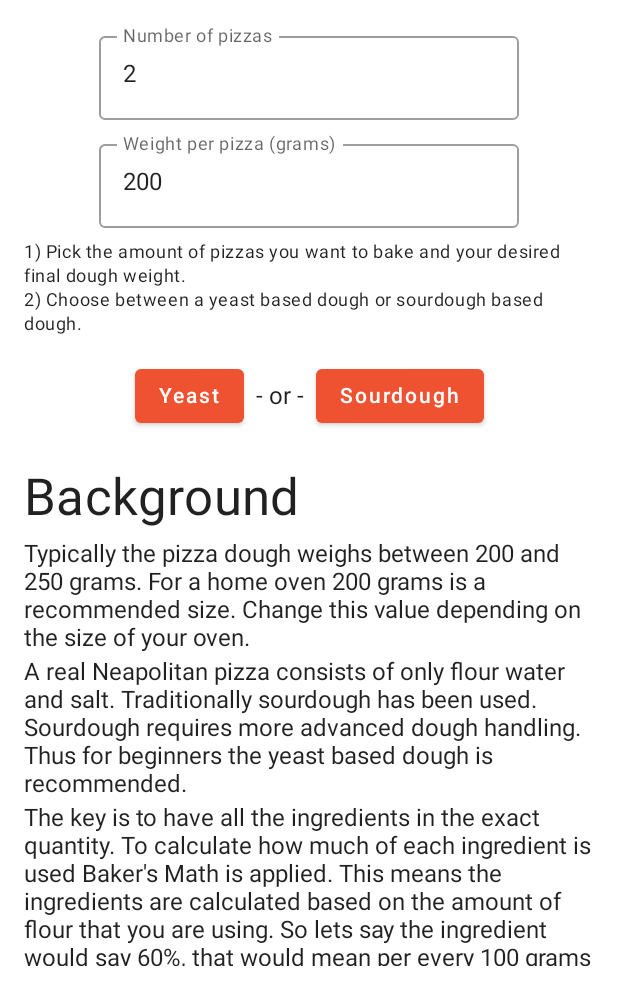
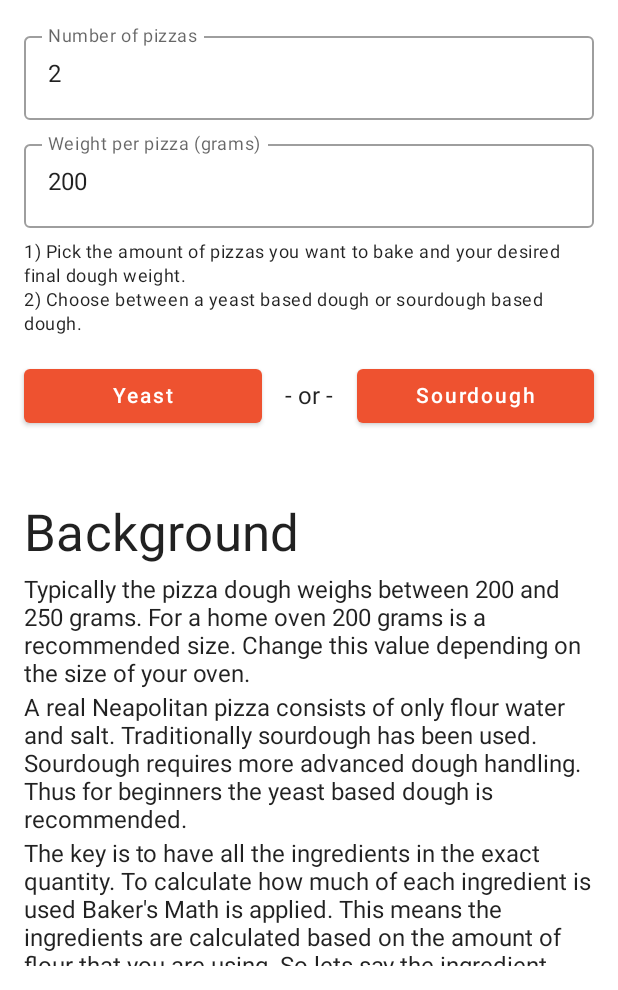
Before and after one commit to SmasSive/PizzaCalculator, an Android app built with Jetpack Compose: the screen it shows after launch (MainActivity), on a phone screen of 412 x 824 dp, the part 246-1236 px from its top. Run offline under Robolectric (Android 15) with nearby library versions, the phone set to English and light mode, and no system bars.

Commit message:
Cosmetic changes

```diff
--- a/app/src/main/java/com/smassive/pizzacalculator/config/ui/screen/PizzaDoughConfigScreen.kt
+++ b/app/src/main/java/com/smassive/pizzacalculator/config/ui/screen/PizzaDoughConfigScreen.kt
@@ -1,6 +1,7 @@
 package com.smassive.pizzacalculator.config.ui.screen
 
 import androidx.compose.foundation.Image
+import androidx.compose.foundation.layout.Arrangement
 import androidx.compose.foundation.layout.Column
 import androidx.compose.foundation.layout.Row
 import androidx.compose.foundation.layout.Spacer
@@ -32,6 +33,7 @@ import androidx.compose.ui.text.font.FontWeight
 import androidx.compose.ui.text.input.ImeAction
 import androidx.compose.ui.text.input.KeyboardType
 import androidx.compose.ui.text.input.TextFieldValue
+import androidx.compose.ui.text.style.TextAlign
 import androidx.compose.ui.tooling.preview.Preview
 import androidx.compose.ui.unit.dp
 import com.smassive.pizzacalculator.R
@@ -92,6 +94,7 @@ fun PizzaDoughConfigScreen(
       },
       keyboardActions = KeyboardActions(onNext = { focusManager.moveFocus(FocusDirection.Down) }),
       keyboardOptions = KeyboardOptions.Default.copy(keyboardType = KeyboardType.Number, imeAction = ImeAction.Next),
+      modifier = Modifier.fillMaxWidth(),
     )
     Spacer(modifier = Modifier.height(8.dp))
     OutlinedTextField(
@@ -102,6 +105,7 @@ fun PizzaDoughConfigScreen(
       },
       keyboardActions = KeyboardActions(onDone = { focusManager.clearFocus() }),
       keyboardOptions = KeyboardOptions.Default.copy(keyboardType = KeyboardType.Number, imeAction = ImeAction.Done),
+      modifier = Modifier.fillMaxWidth(),
     )
     Spacer(modifier = Modifier.height(8.dp))
     Text(
@@ -113,24 +117,38 @@ fun PizzaDoughConfigScreen(
       style = MaterialTheme.typography.caption
     )
     Spacer(modifier = Modifier.height(16.dp))
-    Row(verticalAlignment = Alignment.CenterVertically) {
-      Button(onClick = {
-        focusManager.clearFocus()
-        onYeastRequested(numberOfPizzas.value.text.toInt(), weightPerPizza.value.text.toInt())
-      }) {
+    Row(
+      verticalAlignment = Alignment.CenterVertically,
+
+      modifier = Modifier.fillMaxWidth(),
+    ) {
+      Button(
+        onClick = {
+          focusManager.clearFocus()
+          onYeastRequested(numberOfPizzas.value.text.toInt(), weightPerPizza.value.text.toInt())
+        },
+        modifier = Modifier.fillMaxWidth().weight(1f),
+      ) {
         Text(text = "Yeast")
       }
       Spacer(modifier = Modifier.width(8.dp))
-      Text(text = "- or -")
+      Text(
+        text = "- or -",
+        modifier = Modifier.fillMaxWidth().weight(0.3f),
+        textAlign = TextAlign.Center,
+      )
       Spacer(modifier = Modifier.width(8.dp))
-      Button(onClick = {
-        focusManager.clearFocus()
-        onSourdoughRequested(numberOfPizzas.value.text.toInt(), weightPerPizza.value.text.toInt())
-      }) {
+      Button(
+        onClick = {
+          focusManager.clearFocus()
+          onSourdoughRequested(numberOfPizzas.value.text.toInt(), weightPerPizza.value.text.toInt())
+        },
+        modifier = Modifier.fillMaxWidth().weight(1f),
+      ) {
         Text(text = "Sourdough")
       }
     }
-    Spacer(modifier = Modifier.height(24.dp))
+    Spacer(modifier = Modifier.height(48.dp))
     Text(
       text = "Background",
       style = MaterialTheme.typography.h4,
```
